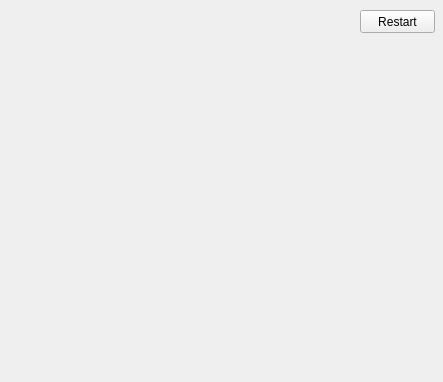
The window that candycrush.ui (linpaul2004/pd2-project3) describes before a commit, drawn with Qt 5.
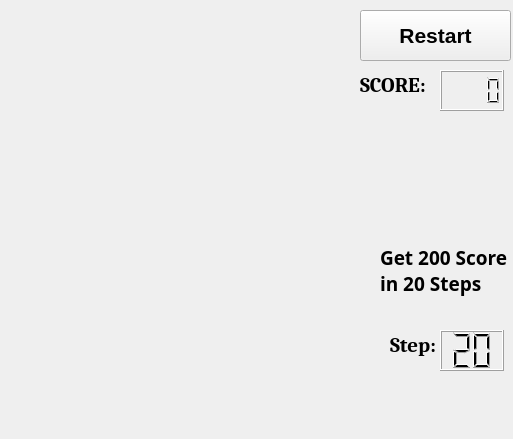
The same window after the commit.

Patch:
```diff
--- a/candycrush.ui
+++ b/candycrush.ui
@@ -6,8 +6,8 @@
    <rect>
     <x>0</x>
     <y>0</y>
-    <width>443</width>
-    <height>382</height>
+    <width>513</width>
+    <height>439</height>
    </rect>
   </property>
   <property name="windowTitle">
@@ -19,10 +19,18 @@
      <rect>
       <x>360</x>
       <y>10</y>
-      <width>75</width>
-      <height>23</height>
+      <width>151</width>
+      <height>51</height>
      </rect>
     </property>
+    <property name="font">
+     <font>
+      <family>Arial</family>
+      <pointsize>16</pointsize>
+      <weight>75</weight>
+      <bold>true</bold>
+     </font>
+    </property>
     <property name="focusPolicy">
      <enum>Qt::NoFocus</enum>
     </property>
@@ -30,6 +38,112 @@
      <string>Restart</string>
     </property>
    </widget>
+   <widget class="QLabel" name="label">
+    <property name="geometry">
+     <rect>
+      <x>360</x>
+      <y>70</y>
+      <width>81</width>
+      <height>31</height>
+     </rect>
+    </property>
+    <property name="font">
+     <font>
+      <family>Cambria</family>
+      <pointsize>16</pointsize>
+      <weight>75</weight>
+      <bold>true</bold>
+     </font>
+    </property>
+    <property name="text">
+     <string>SCORE:</string>
+    </property>
+   </widget>
+   <widget class="QLCDNumber" name="num">
+    <property name="geometry">
+     <rect>
+      <x>440</x>
+      <y>70</y>
+      <width>64</width>
+      <height>41</height>
+     </rect>
+    </property>
+    <property name="digitCount">
+     <number>4</number>
+    </property>
+   </widget>
+   <widget class="QLabel" name="STAR">
+    <property name="geometry">
+     <rect>
+      <x>370</x>
+      <y>140</y>
+      <width>130</width>
+      <height>80</height>
+     </rect>
+    </property>
+    <property name="text">
+     <string/>
+    </property>
+   </widget>
+   <widget class="QLabel" name="label_2">
+    <property name="geometry">
+     <rect>
+      <x>380</x>
+      <y>240</y>
+      <width>131</width>
+      <height>61</height>
+     </rect>
+    </property>
+    <property name="font">
+     <font>
+      <family>Andalus</family>
+      <pointsize>14</pointsize>
+      <weight>75</weight>
+      <bold>true</bold>
+     </font>
+    </property>
+    <property name="text">
+     <string>Get 200 Score
+in 20 Steps</string>
+    </property>
+   </widget>
+   <widget class="QLabel" name="label_3">
+    <property name="geometry">
+     <rect>
+      <x>390</x>
+      <y>330</y>
+      <width>51</width>
+      <height>31</height>
+     </rect>
+    </property>
+    <property name="font">
+     <font>
+      <family>Cambria</family>
+      <pointsize>16</pointsize>
+      <weight>75</weight>
+      <bold>true</bold>
+     </font>
+    </property>
+    <property name="text">
+     <string>Step:</string>
+    </property>
+   </widget>
+   <widget class="QLCDNumber" name="step">
+    <property name="geometry">
+     <rect>
+      <x>440</x>
+      <y>330</y>
+      <width>64</width>
+      <height>41</height>
+     </rect>
+    </property>
+    <property name="digitCount">
+     <number>2</number>
+    </property>
+    <property name="intValue" stdset="0">
+     <number>20</number>
+    </property>
+   </widget>
   </widget>
  </widget>
  <layoutdefault spacing="6" margin="11"/>
```
